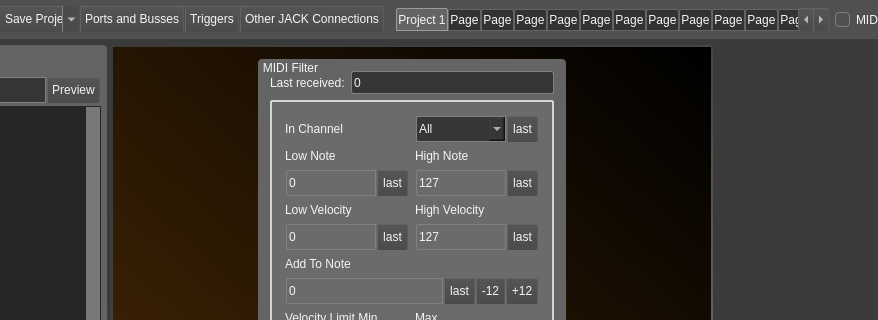
Before: the Qt Designer form src/mainwindow.ui in noedigcode/konfyt, drawn with Qt 5; both pictures show x 181 to 1059 and y 0 to 320 of the 1148 by 718 pixel window.
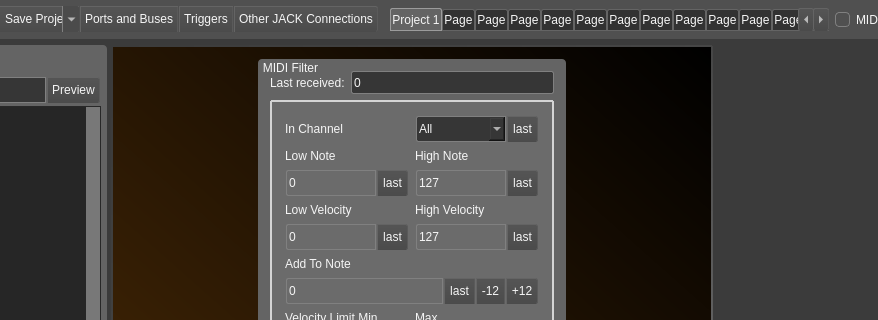
After: the same form once the commit is applied. The open tabs and pages were chosen to show the change. Icons and pictures are not drawn.

Commit message: Fix crash on MIDI send list non last item delete; Rename Busses to Buses.

The edit to the form file:
```diff
--- a/src/mainwindow.ui
+++ b/src/mainwindow.ui
@@ -815,7 +815,7 @@
 border-bottom-left-radius: 0;</string>
             </property>
             <property name="text">
-             <string>Ports and Busses</string>
+             <string>Ports and Buses</string>
             </property>
            </widget>
           </item>
```
Left out of the diff: 4 changed lines with no effect on the pictures. The commit also changes 6 other files.
